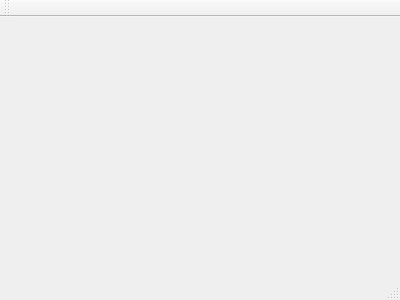
The window that mainwindow.ui (zz1013-mix/fluffy-disco) describes before a commit, drawn with Qt 5.
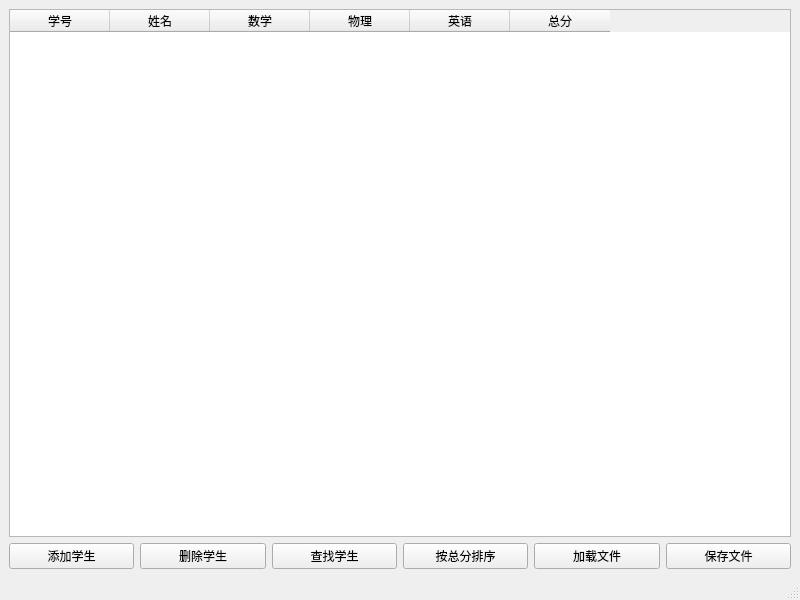
The same window after the commit.

Diff of the .ui file:
```diff
--- a/mainwindow.ui
+++ b/mainwindow.ui
@@ -1,21 +1,114 @@
 <ui version="4.0">
  <class>MainWindow</class>
- <widget class="QMainWindow" name="MainWindow" >
-  <property name="geometry" >
+ <widget class="QMainWindow" name="MainWindow">
+  <property name="windowTitle">
+   <string>学生成绩管理系统</string>
+  </property>
+  <property name="geometry">
    <rect>
     <x>0</x>
     <y>0</y>
-    <width>400</width>
-    <height>300</height>
+    <width>800</width>
+    <height>600</height>
    </rect>
   </property>
-  <property name="windowTitle" >
-   <string>MainWindow</string>
-  </property>
-  <widget class="QMenuBar" name="menuBar" />
-  <widget class="QToolBar" name="mainToolBar" />
-  <widget class="QWidget" name="centralWidget" />
-  <widget class="QStatusBar" name="statusBar" />
+  <widget class="QWidget" name="centralWidget">
+   <layout class="QVBoxLayout" name="verticalLayout">
+    <item>
+     <widget class="QTableWidget" name="studentTable">
+      <property name="rowCount">
+       <number>0</number>
+      </property>
+      <property name="columnCount">
+       <number>6</number>
+      </property>
+      <column>
+       <property name="text">
+        <string>学号</string>
+       </property>
+      </column>
+      <column>
+       <property name="text">
+        <string>姓名</string>
+       </property>
+      </column>
+      <column>
+       <property name="text">
+        <string>数学</string>
+       </property>
+      </column>
+      <column>
+       <property name="text">
+        <string>物理</string>
+       </property>
+      </column>
+      <column>
+       <property name="text">
+        <string>英语</string>
+       </property>
+      </column>
+      <column>
+       <property name="text">
+        <string>总分</string>
+       </property>
+      </column>
+      <header>
+       <property name="sectionResizeMode">
+        <enum>QHeaderView::Stretch</enum>
+       </property>
+      </header>
+     </widget>
+    </item>
+    <item>
+     <layout class="QHBoxLayout" name="horizontalLayout">
+      <item>
+       <widget class="QPushButton" name="addButton">
+        <property name="text">
+         <string>添加学生</string>
+        </property>
+       </widget>
+      </item>
+      <item>
+       <widget class="QPushButton" name="deleteButton">
+        <property name="text">
+         <string>删除学生</string>
+        </property>
+       </widget>
+      </item>
+      <item>
+       <widget class="QPushButton" name="findButton">
+        <property name="text">
+         <string>查找学生</string>
+        </property>
+       </widget>
+      </item>
+      <item>
+       <widget class="QPushButton" name="sortButton">
+        <property name="text">
+         <string>按总分排序</string>
+        </property>
+       </widget>
+      </item>
+      <item>
+       <widget class="QPushButton" name="loadButton">
+        <property name="text">
+         <string>加载文件</string>
+        </property>
+       </widget>
+      </item>
+      <item>
+       <widget class="QPushButton" name="saveButton">
+        <property name="text">
+         <string>保存文件</string>
+        </property>
+       </widget>
+      </item>
+     </layout>
+    </item>
+   </layout>
+  </widget>
+  <widget class="QMenuBar" name="menuBar"/>
+  <widget class="QStatusBar" name="statusBar"/>
  </widget>
  <layoutDefault spacing="6" margin="11" />
  <pixmapfunction></pixmapfunction>
```
Left out of the diff: 3 changed lines with no effect on the pictures.
